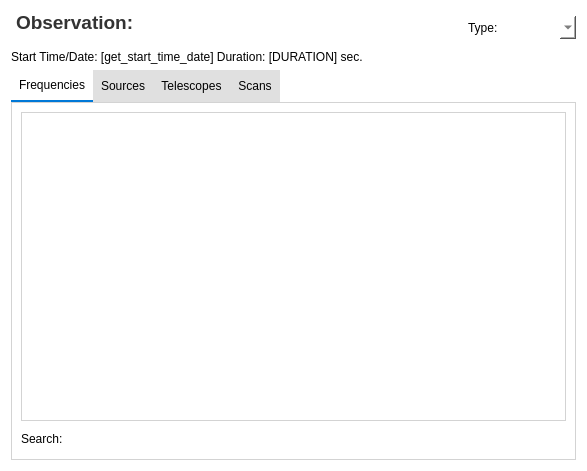
Qt form pastrocore/gui_pyside/tab_observation.ui (Torward1024/pAstroCORE) before a commit.
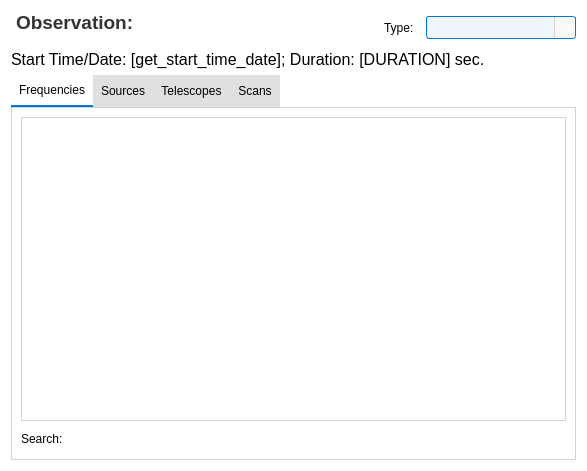
The same form after that commit. Icons and pictures are not drawn.

Diff of the .ui file:
```diff
--- a/pastrocore/gui_pyside/tab_observation.ui
+++ b/pastrocore/gui_pyside/tab_observation.ui
@@ -21,6 +21,117 @@
      </property>
     </widget>
    </item>
+   <item row="1" column="4">
+    <widget class="QComboBox" name="combo_obs_type">
+     <property name="enabled">
+      <bool>true</bool>
+     </property>
+     <property name="sizePolicy">
+      <sizepolicy hsizetype="Preferred" vsizetype="Fixed">
+       <horstretch>150</horstretch>
+       <verstretch>0</verstretch>
+      </sizepolicy>
+     </property>
+     <property name="minimumSize">
+      <size>
+       <width>150</width>
+       <height>0</height>
+      </size>
+     </property>
+     <property name="maximumSize">
+      <size>
+       <width>150</width>
+       <height>23</height>
+      </size>
+     </property>
+     <property name="styleSheet">
+      <string notr="true">QComboBox {
+    font-family: Arial;
+    font-size: 12pt;
+    color: #333333;
+    padding: 1px;
+    border-radius: 3px;
+    background-color: #f9f9f9; /* Базовый фон, как у readOnly QLineEdit */
+    border: 1px solid #d3d3d3; /* Базовая граница, как у readOnly QLineEdit */
+}
+
+QComboBox:editable {
+    background-color: #f0f6ff; /* Фон для редактируемого состояния, как у readOnly=&quot;false&quot; */
+    border: 1px solid #0078d7; /* Граница для редактируемого состояния */
+}
+
+QComboBox:editable:hover {
+    border: 1px solid #1a8cff; /* Граница при наведении, как у readOnly=&quot;false&quot;:hover */
+}
+
+QComboBox:editable:focus {
+    border: 1px solid #005bb5; /* Граница при фокусе, как у readOnly=&quot;false&quot;:focus */
+    background-color: #ffffff; /* Фон при фокусе, как у readOnly=&quot;false&quot;:focus */
+}
+
+QComboBox:!editable {
+    background-color: #f0f6ff; /* Фон для редактируемого состояния, как у readOnly=&quot;false&quot; */
+    border: 1px solid #0078d7; /* Граница для редактируемого состояния */
+}
+
+QComboBox:!editable:hover {
+    border: 1px solid #1a8cff; /* Граница при наведении, как у readOnly=&quot;false&quot;:hover */
+}
+
+QComboBox:!editable:focus {
+    border: 1px solid #005bb5; /* Граница при фокусе, как у readOnly=&quot;false&quot;:focus */
+    background-color: #ffffff; /* Фон при фокусе, как у readOnly=&quot;false&quot;:focus */
+}
+
+/* Стилизация кнопки со стрелкой */
+QComboBox::drop-down {
+    subcontrol-origin: padding;
+    subcontrol-position: right;
+    width: 20px;
+    border-left: 1px solid #d3d3d3; /* Добавлена граница для визуального разделения */
+    border-top-right-radius: 3px;
+    border-bottom-right-radius: 3px;
+    background-color: #f9f9f9; /* Фон кнопки, совпадающий с основным */
+}
+
+QComboBox::drop-down:hover {
+    background-color: #0078d7; /* Лёгкое выделение при наведении */
+}
+
+QComboBox::down-arrow {
+    width: 12px;
+    height: 12px;
+    /* Стандартная стрелка Qt, если нет иконки */
+    /* Если есть иконка, раскомментируйте: */
+    /* image: url(:/icons/down_arrow.png); */
+}
+
+/* Стилизация выпадающего списка */
+QComboBox QAbstractItemView {
+    font-family: Arial;
+    font-size: 12pt;
+    color: #333333;
+    background-color: #ffffff;
+    border: 1px solid #d3d3d3;
+    selection-background-color: #0078d7;
+    selection-color: #ffffff;
+    padding: 1px;
+}
+
+QComboBox QAbstractItemView::item {
+    padding: 4px;
+    min-height: 20px;
+}
+
+QComboBox QAbstractItemView::item:hover {
+    background-color: #0078d7;
+}</string>
+     </property>
+     <property name="currentText">
+      <string/>
+     </property>
+    </widget>
+   </item>
    <item row="3" column="0" colspan="5">
     <widget class="QTabWidget" name="tabWidget">
      <property name="styleSheet">
@@ -357,13 +468,6 @@
      </property>
     </widget>
    </item>
-   <item row="2" column="0" colspan="3">
-    <widget class="QLabel" name="lbl_obs_info">
-     <property name="text">
-      <string>Start Time/Date: [get_start_time_date] Duration: [DURATION] sec.</string>
-     </property>
-    </widget>
-   </item>
    <item row="1" column="0">
     <widget class="QLabel" name="titleLabel">
      <property name="font">
@@ -381,31 +485,16 @@
      </property>
     </widget>
    </item>
-   <item row="1" column="4">
-    <widget class="QComboBox" name="combo_obs_type">
-     <property name="minimumSize">
-      <size>
-       <width>66</width>
-       <height>0</height>
-      </size>
+   <item row="2" column="0" colspan="5">
+    <widget class="QLabel" name="lbl_obs_info">
+     <property name="font">
+      <font>
+       <family>Arial</family>
+       <pointsize>12</pointsize>
+      </font>
      </property>
-     <property name="maximumSize">
-      <size>
-       <width>66</width>
-       <height>16777215</height>
-      </size>
-     </property>
-     <property name="styleSheet">
-      <string notr="true">QComboBox {
-    font-family: Arial;
-    font-size: 12pt;
-    color: #333333;
-    padding: 1px;
-    border-radius: 3px;
-}</string>
-     </property>
-     <property name="currentText">
-      <string/>
+     <property name="text">
+      <string>Start Time/Date: [get_start_time_date]; Duration: [DURATION] sec.</string>
      </property>
     </widget>
    </item>
```
